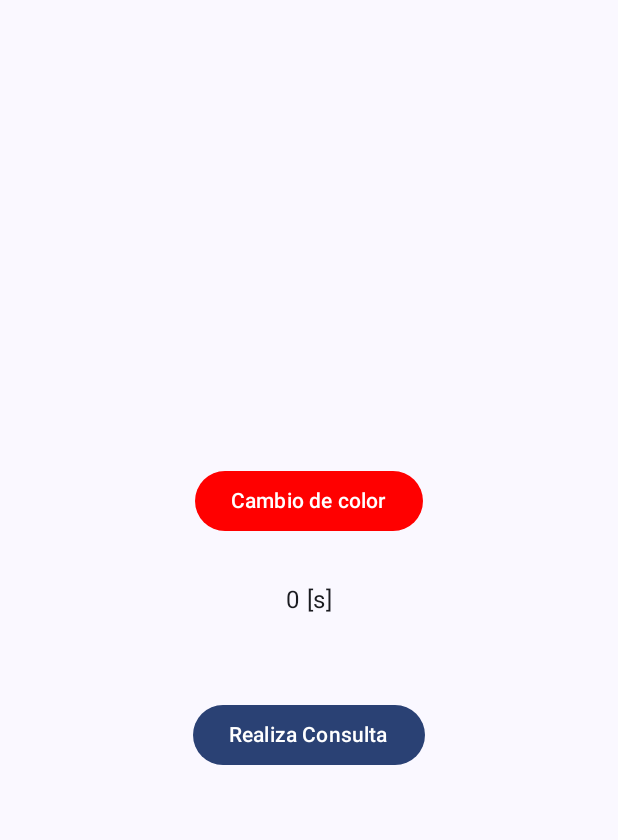
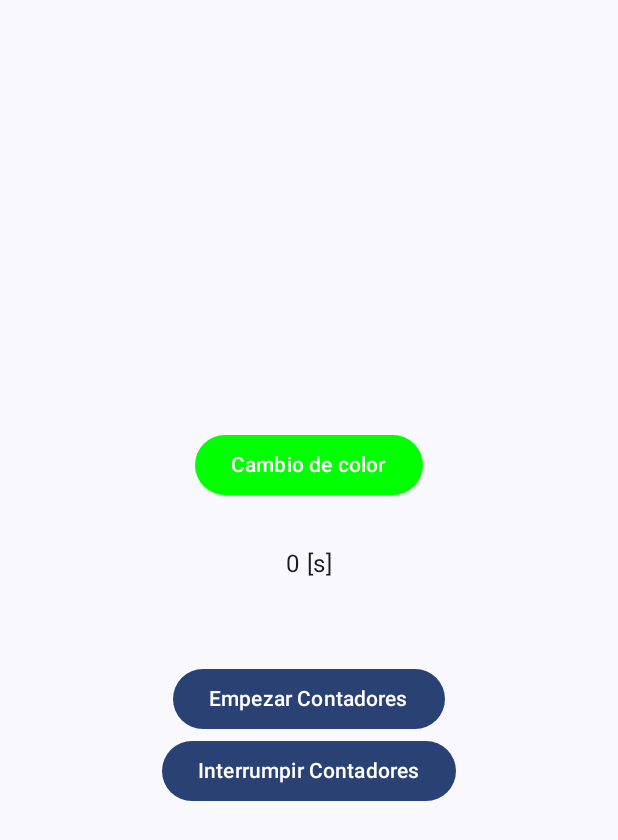
Before and after one commit to alejandroortizqu/Corrutina-Practica2, an Android app built with Jetpack Compose: the screen it shows after launch (MainActivity), on a phone screen of 412 x 824 dp. Shown: the top 840 px of the screen. Run offline under Robolectric (Android 15) with nearby library versions, the phone set to English and light mode, and no system bars.

Commit message:
Se implemento la tarea de corrutinas

```diff
--- a/app/src/main/java/com/example/corrutinas/ui/main/CoroutineApp.kt
+++ b/app/src/main/java/com/example/corrutinas/ui/main/CoroutineApp.kt
@@ -38,7 +38,7 @@ fun CoroutineApp(mainViewModel: MainViewModel, modifier : Modifier = Modifier){
             changeColor = !changeColor
         },
             colors = ButtonDefaults.buttonColors(
-                if(changeColor) Color.Blue else Color.Red
+                if(changeColor) Color.Blue else Color.Green
             )
         ){
             Text(text = "Cambio de color")
@@ -48,9 +48,16 @@ fun CoroutineApp(mainViewModel: MainViewModel, modifier : Modifier = Modifier){
         Text(text = mainViewModel.resultState)
         Spacer(modifier = modifier.height(30.dp))
         Button(onClick = {
-            mainViewModel.fetchData()
+            if(mainViewModel.oneCount == false){
+                mainViewModel.contadorDoble()
+            }
         }) {
-            Text(text = "Realiza Consulta")
+            Text(text = "Empezar Contadores")
+        }
+        Button(onClick = {
+                mainViewModel.cancelarContador()
+        }) {
+            Text(text = "Interrumpir Contadores")
         }
 
     }
```
Also changed, not shown: app/src/main/java/com/example/corrutinas/viewmodel/MainViewModel.kt (+21 -11 lines).
